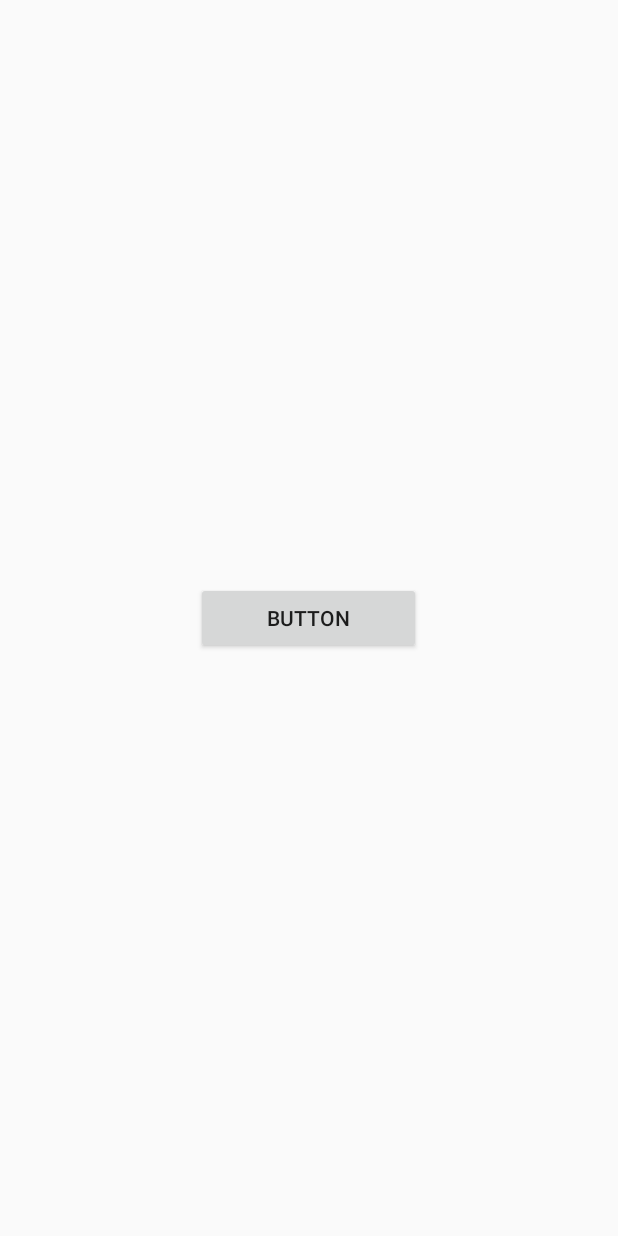
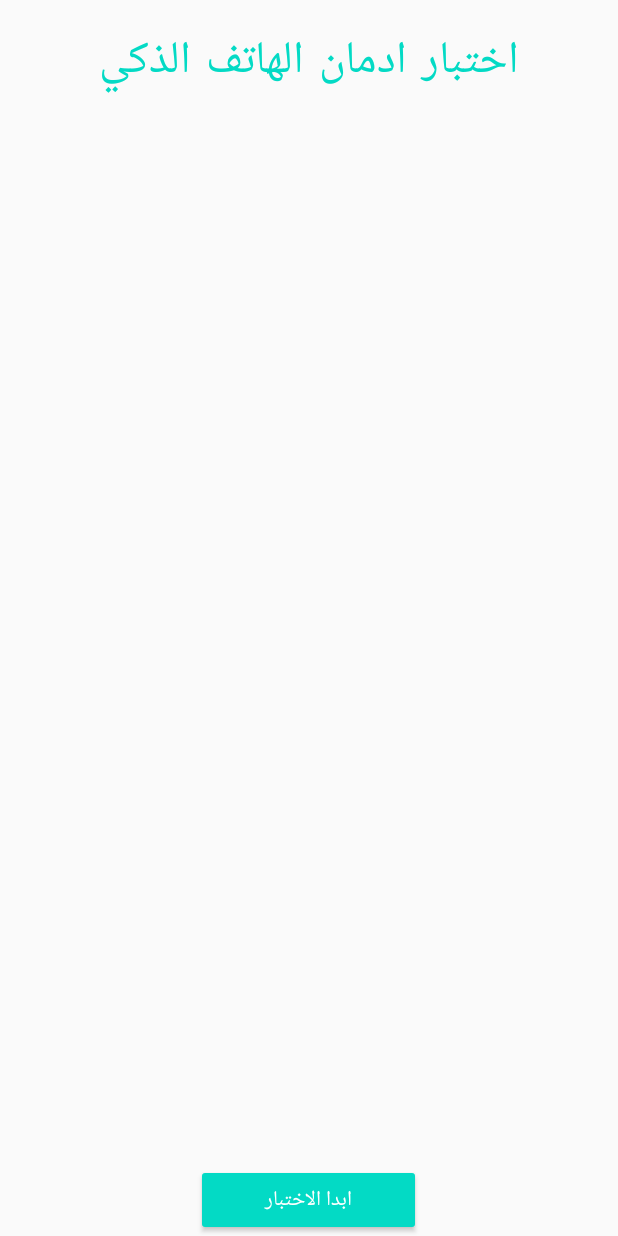
Before and after one commit to IbrahimAlatoom/MAT, an Android app: the screen it shows after launch (MainActivity), on a phone screen of 412 x 824 dp. Run offline under Robolectric (Android 15) with nearby library versions, the phone set to English and light mode, and no system bars; our stand-ins replace data binding; 1 statement that could not run was skipped.

Commit message:
edit on title fragment design

```diff
--- a/app/src/main/res/layout/fragment_title.xml
+++ b/app/src/main/res/layout/fragment_title.xml
@@ -8,13 +8,28 @@
     tools:context=".fragments.TitleFragment">
 
     <Button
-        android:id="@+id/button"
+        android:id="@+id/start_test_button"
+        style="@style/Widget.AppCompat.Button.Colored"
         android:layout_width="@dimen/button_width"
         android:layout_height="wrap_content"
-        android:text="Button"
+        android:text="@string/start"
         app:layout_constraintBottom_toBottomOf="parent"
         app:layout_constraintEnd_toEndOf="parent"
         app:layout_constraintHorizontal_bias="0.498"
+        app:layout_constraintStart_toStartOf="parent" />
+
+    <TextView
+        android:id="@+id/tilte_text"
+        style="@style/header"
+        android:layout_width="wrap_content"
+        android:layout_height="wrap_content"
+        android:layout_marginStart="@dimen/horizontal_question_margin"
+        android:layout_marginTop="@dimen/vertical_margin"
+        android:layout_marginEnd="@dimen/horizontal_question_margin"
+        android:fontFamily="casual"
+        android:text="@string/name"
+        android:textColor="@color/colorAccent"
+        app:layout_constraintEnd_toEndOf="parent"
         app:layout_constraintStart_toStartOf="parent"
         app:layout_constraintTop_toTopOf="parent" />
 
--- a/app/src/main/res/values/strings.xml
+++ b/app/src/main/res/values/strings.xml
@@ -9,4 +9,5 @@
     <string name="next">التالي</string>
     <string name="name">اختبار ادمان الهاتف الذكي</string>
     <string name="submit">التالي</string>
+    <string name="start">ابدا الاختبار</string>
 </resources>
```
Also changed, not shown: app/src/main/java/com/lemonlab/mat/MainActivity.kt (line endings or trailing spaces), app/src/main/res/drawable/title_image.jpg (added).
